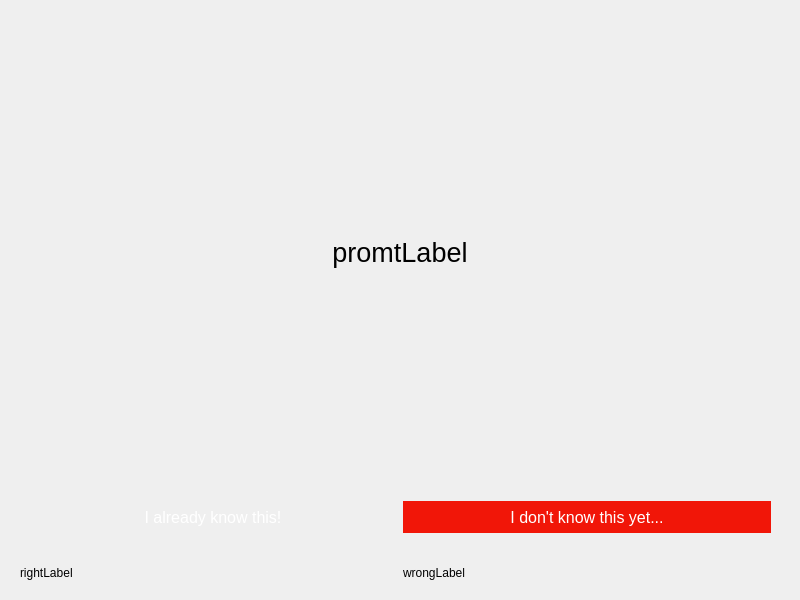
duy0503/Flashcards-App-in-Qt, file Source/test.ui: the form before one commit.
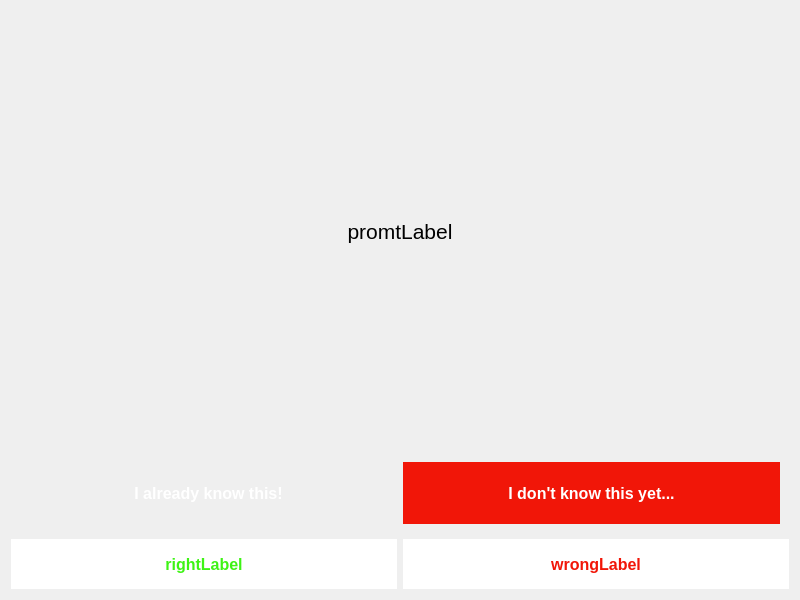
The form after the commit.

Commit message: Formatted the scores.

What changed in the file:
```diff
--- a/Source/test.ui
+++ b/Source/test.ui
@@ -14,7 +14,7 @@
    </rect>
   </property>
   <property name="sizePolicy">
-   <sizepolicy hsizetype="Expanding" vsizetype="Preferred">
+   <sizepolicy hsizetype="Expanding" vsizetype="Expanding">
     <horstretch>0</horstretch>
     <verstretch>0</verstretch>
    </sizepolicy>
@@ -74,11 +74,32 @@
          <string notr="true"/>
         </property>
         <layout class="QVBoxLayout" name="verticalLayout_2">
+         <property name="spacing">
+          <number>0</number>
+         </property>
+         <property name="leftMargin">
+          <number>0</number>
+         </property>
+         <property name="topMargin">
+          <number>0</number>
+         </property>
+         <property name="rightMargin">
+          <number>0</number>
+         </property>
+         <property name="bottomMargin">
+          <number>0</number>
+         </property>
          <item>
           <widget class="QLabel" name="promptLabel">
+           <property name="sizePolicy">
+            <sizepolicy hsizetype="Preferred" vsizetype="Expanding">
+             <horstretch>0</horstretch>
+             <verstretch>0</verstretch>
+            </sizepolicy>
+           </property>
            <property name="font">
             <font>
-             <pointsize>20</pointsize>
+             <pointsize>16</pointsize>
             </font>
            </property>
            <property name="layoutDirection">
@@ -101,7 +122,7 @@
          <item>
           <widget class="QWidget" name="buttonWidget" native="true">
            <property name="sizePolicy">
-            <sizepolicy hsizetype="Preferred" vsizetype="Maximum">
+            <sizepolicy hsizetype="Preferred" vsizetype="Expanding">
              <horstretch>0</horstretch>
              <verstretch>0</verstretch>
             </sizepolicy>
@@ -109,14 +130,14 @@
            <property name="maximumSize">
             <size>
              <width>16777215</width>
-             <height>50</height>
+             <height>80</height>
             </size>
            </property>
            <layout class="QHBoxLayout" name="horizontalLayout">
             <item>
              <widget class="QPushButton" name="rightButton">
               <property name="sizePolicy">
-               <sizepolicy hsizetype="Preferred" vsizetype="Maximum">
+               <sizepolicy hsizetype="Preferred" vsizetype="Expanding">
                 <horstretch>0</horstretch>
                 <verstretch>0</verstretch>
                </sizepolicy>
@@ -124,12 +145,14 @@
               <property name="maximumSize">
                <size>
                 <width>16777215</width>
-                <height>32</height>
+                <height>16777215</height>
                </size>
               </property>
               <property name="font">
                <font>
                 <pointsize>12</pointsize>
+                <weight>75</weight>
+                <bold>true</bold>
                </font>
               </property>
               <property name="styleSheet">
@@ -147,7 +170,7 @@
             <item>
              <widget class="QPushButton" name="wrongButton">
               <property name="sizePolicy">
-               <sizepolicy hsizetype="Preferred" vsizetype="Maximum">
+               <sizepolicy hsizetype="Preferred" vsizetype="Expanding">
                 <horstretch>0</horstretch>
                 <verstretch>0</verstretch>
                </sizepolicy>
@@ -155,12 +178,14 @@
               <property name="maximumSize">
                <size>
                 <width>16777215</width>
-                <height>32</height>
+                <height>16777215</height>
                </size>
               </property>
               <property name="font">
                <font>
                 <pointsize>12</pointsize>
+                <weight>75</weight>
+                <bold>true</bold>
                </font>
               </property>
               <property name="styleSheet">
@@ -189,7 +214,7 @@
    <item row="1" column="0">
     <widget class="QWidget" name="scoreWidget" native="true">
      <property name="sizePolicy">
-      <sizepolicy hsizetype="Expanding" vsizetype="Maximum">
+      <sizepolicy hsizetype="Expanding" vsizetype="Expanding">
        <horstretch>0</horstretch>
        <verstretch>0</verstretch>
       </sizepolicy>
@@ -200,7 +225,22 @@
        <height>50</height>
       </size>
      </property>
+     <property name="styleSheet">
+      <string notr="true"/>
+     </property>
      <layout class="QHBoxLayout" name="horizontalLayout_2">
+      <property name="leftMargin">
+       <number>0</number>
+      </property>
+      <property name="topMargin">
+       <number>0</number>
+      </property>
+      <property name="rightMargin">
+       <number>0</number>
+      </property>
+      <property name="bottomMargin">
+       <number>0</number>
+      </property>
       <item>
        <widget class="QLabel" name="rightLabel">
         <property name="sizePolicy">
@@ -215,9 +255,25 @@
           <height>50</height>
          </size>
         </property>
+        <property name="font">
+         <font>
+          <pointsize>12</pointsize>
+          <weight>75</weight>
+          <bold>true</bold>
+         </font>
+        </property>
+        <property name="styleSheet">
+         <string notr="true">QLabel {
+ 	color: rgb(62, 243, 21);
+	background-color: white;
+}</string>
+        </property>
         <property name="text">
          <string>rightLabel</string>
         </property>
+        <property name="alignment">
+         <set>Qt::AlignCenter</set>
+        </property>
        </widget>
       </item>
       <item>
@@ -228,9 +284,25 @@
           <verstretch>0</verstretch>
          </sizepolicy>
         </property>
+        <property name="font">
+         <font>
+          <pointsize>12</pointsize>
+          <weight>75</weight>
+          <bold>true</bold>
+         </font>
+        </property>
+        <property name="styleSheet">
+         <string notr="true">QLabel {
+	color: rgb(241, 22, 8);
+	background-color: white;
+}</string>
+        </property>
         <property name="text">
          <string>wrongLabel</string>
         </property>
+        <property name="alignment">
+         <set>Qt::AlignCenter</set>
+        </property>
        </widget>
       </item>
      </layout>
```
